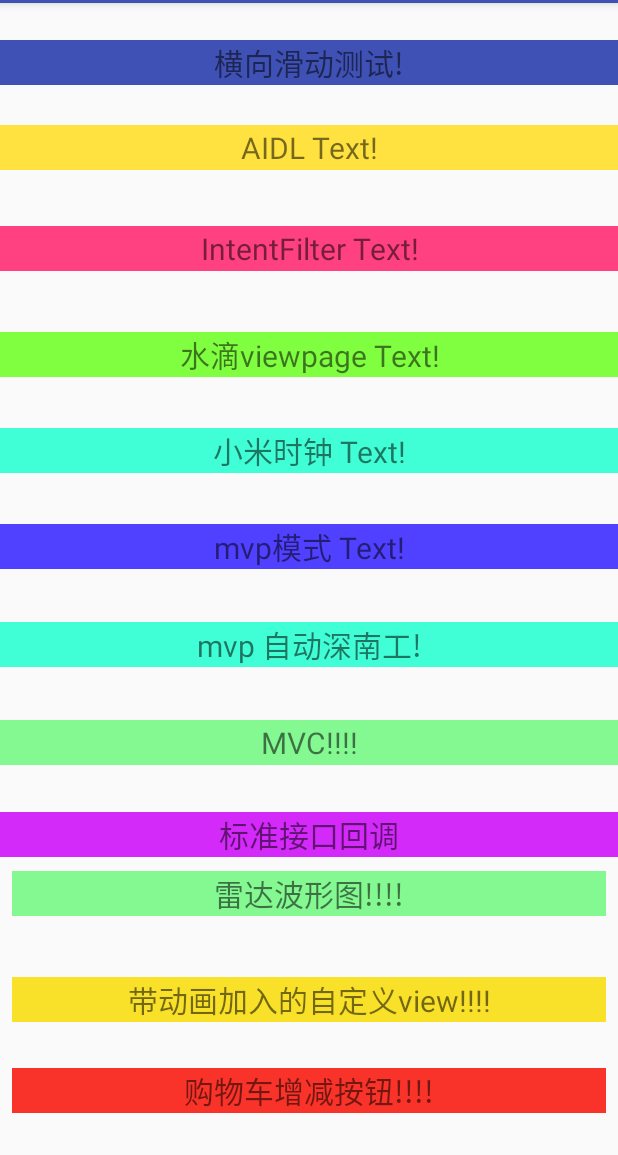
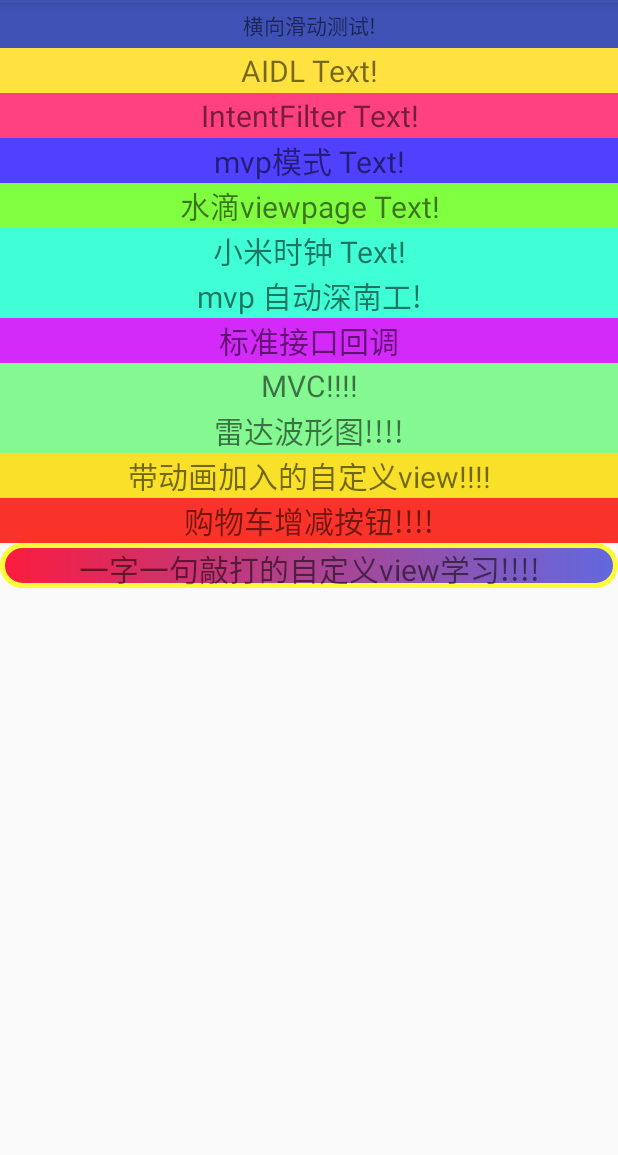
Before and after one commit to weixiaoming666/TextDemo, an Android app: the screen it shows after launch (MainActivity), on a phone screen of 412 x 824 dp, the part 81-1236 px from its top. Run offline under Robolectric (Android 15) with nearby library versions, the phone set to English and light mode, and no system bars.

```diff
--- a/app/build.gradle
+++ b/app/build.gradle
@@ -27,6 +27,7 @@ dependencies {
     // Retrofit库
     // Okhttp库
     //viewpageAtyDemo1
+    compile files('libs/flame.jar')
     compile 'com.android.support:appcompat-v7:25.3.1'
     compile 'com.android.support.constraint:constraint-layout:1.0.2'
     compile 'com.squareup.retrofit2:retrofit:2.0.2'
@@ -37,5 +38,4 @@ dependencies {
     compile 'com.squareup.retrofit2:converter-gson:2.0.2'
     compile 'com.nostra13.universalimageloader:universal-image-loader:1.9.5'
     testCompile 'junit:junit:4.12'
-    compile files('libs/flame.jar')
 }
--- a/app/src/main/java/com/example/administrator/textdemo/MainActivity.java
+++ b/app/src/main/java/com/example/administrator/textdemo/MainActivity.java
@@ -20,6 +20,7 @@ import com.example.administrator.textdemo.mvpdemo.MyMVPdemoAty;
 import com.example.administrator.textdemo.view.adddelview.AnimButtonAty;
 import com.example.administrator.textdemo.view.groupviewaddviewanimotion.DiscrollViewAty;
 import com.example.administrator.textdemo.view.miclockview.MIClockViewAty;
+import com.example.administrator.textdemo.view.myview.MyViewAty;
 import com.example.administrator.textdemo.view.radarview.RadarActivity;
 import com.example.administrator.textdemo.view.viewpage.ViewPageDemo1;
 
@@ -100,4 +101,8 @@ public class MainActivity extends AppCompatActivity {
     } public void shopAddDel(View view) {
         jump2Aty(AnimButtonAty.class);
     }
+
+    public void learnView(View view) {
+        jump2Aty(MyViewAty.class);
+    }
 }
--- /dev/null
+++ b/app/src/main/res/drawable/learn_view_shape.xml
@@ -0,0 +1,22 @@
+<?xml version="1.0" encoding="utf-8"?>
+<shape xmlns:android="http://schemas.android.com/apk/res/android" android:shape="rectangle">
+    <corners
+        android:topLeftRadius="70dp"
+        android:topRightRadius="70dp"
+        android:bottomRightRadius="70dp"
+        android:bottomLeftRadius="70dp">
+    </corners>
+    <stroke
+        android:width="3dp"
+        android:color="#fbfb37">
+    </stroke>
+    <gradient
+        android:startColor="#fb1c3e"
+        android:endColor="#6268df">
+    </gradient>
+    <padding
+        android:left="2dp"
+        android:top="2dp"
+        android:right="2dp"
+        android:bottom="2dp" />
+</shape>
--- a/app/src/main/res/layout/activity_main.xml
+++ b/app/src/main/res/layout/activity_main.xml
@@ -1,25 +1,22 @@
 <?xml version="1.0" encoding="utf-8"?>
-<android.support.constraint.ConstraintLayout
+<ScrollView
     xmlns:android="http://schemas.android.com/apk/res/android"
     xmlns:app="http://schemas.android.com/apk/res-auto"
     xmlns:tools="http://schemas.android.com/tools"
     android:layout_width="match_parent"
     android:layout_height="match_parent"
     tools:context="com.example.administrator.textdemo.MainActivity">
-
+<LinearLayout
+    android:layout_width="match_parent"
+    android:layout_height="match_parent"
+    android:orientation="vertical"
+  >
     <TextView
         android:gravity="center"
-        android:textSize="20dp"
         android:onClick="start"
-        android:layout_width="0dp"
+        android:layout_width="match_parent"
         android:layout_height="30dp"
         android:text="横向滑动测试!"
-        app:layout_constraintBottom_toBottomOf="parent"
-        app:layout_constraintLeft_toLeftOf="parent"
-        app:layout_constraintRight_toRightOf="parent"
-        app:layout_constraintTop_toTopOf="parent"
-        app:layout_constraintHorizontal_bias="0.0"
-        app:layout_constraintVertical_bias="0.033"
         android:background="@color/colorPrimary"/>
 
     <TextView
@@ -27,165 +24,109 @@
         android:gravity="center"
         android:textSize="20dp"
         android:onClick="intentFilter"
-        android:layout_width="0dp"
+        android:layout_width="match_parent"
         android:layout_height="30dp"
         android:text="AIDL Text!"
-        app:layout_constraintBottom_toBottomOf="parent"
-        app:layout_constraintLeft_toLeftOf="parent"
-        app:layout_constraintRight_toRightOf="parent"
-        app:layout_constraintTop_toTopOf="parent"
-        app:layout_constraintHorizontal_bias="0.0"
-        app:layout_constraintVertical_bias="0.11" />
+        />
 
     <TextView
         android:background="@color/colorAccent"
         android:gravity="center"
         android:textSize="20dp"
         android:onClick="aidlText"
-        android:layout_width="0dp"
+        android:layout_width="match_parent"
         android:layout_height="30dp"
         android:text="IntentFilter Text!"
-        app:layout_constraintBottom_toBottomOf="parent"
-        app:layout_constraintLeft_toLeftOf="parent"
-        app:layout_constraintRight_toRightOf="parent"
-        app:layout_constraintTop_toTopOf="parent"
-        app:layout_constraintHorizontal_bias="0.0"
-        app:layout_constraintVertical_bias="0.201" />
+       />
     <TextView
         android:background="@color/mvp"
         android:gravity="center"
         android:textSize="20sp"
         android:onClick="mvpDemo"
-        android:layout_width="0dp"
+        android:layout_width="match_parent"
         android:layout_height="30dp"
         android:text="mvp模式 Text!"
-        app:layout_constraintBottom_toBottomOf="parent"
-        app:layout_constraintLeft_toLeftOf="parent"
-        app:layout_constraintRight_toRightOf="parent"
-        app:layout_constraintTop_toTopOf="parent"
-        app:layout_constraintHorizontal_bias="0.0"
-        app:layout_constraintVertical_bias="0.471" />
+       />
     <TextView
         android:background="@color/graw"
         android:gravity="center"
         android:textSize="20dp"
         android:onClick="viewpageDemo1"
-        android:layout_width="0dp"
+        android:layout_width="match_parent"
         android:layout_height="30dp"
         android:text="水滴viewpage Text!"
-        app:layout_constraintBottom_toBottomOf="parent"
-        app:layout_constraintLeft_toLeftOf="parent"
-        app:layout_constraintRight_toRightOf="parent"
-        app:layout_constraintTop_toTopOf="parent"
-        app:layout_constraintHorizontal_bias="0.0"
-        app:layout_constraintVertical_bias="0.297" />
+        />
     <TextView
         android:background="@color/micolor"
         android:gravity="center"
         android:textSize="20sp"
         android:onClick="miClock"
-        android:layout_width="0dp"
+        android:layout_width="match_parent"
         android:layout_height="30dp"
         android:text="小米时钟 Text!"
-        app:layout_constraintBottom_toBottomOf="parent"
-        app:layout_constraintLeft_toLeftOf="parent"
-        app:layout_constraintRight_toRightOf="parent"
-        app:layout_constraintTop_toTopOf="parent"
-        app:layout_constraintHorizontal_bias="0.0"
-        app:layout_constraintVertical_bias="0.384" />
+         />
     <TextView
         android:background="@color/micolor"
         android:gravity="center"
         android:textSize="20sp"
         android:onClick="myClock"
-        android:layout_width="0dp"
+        android:layout_width="match_parent"
         android:layout_height="30dp"
         android:text="mvp 自动深南工!"
-        app:layout_constraintBottom_toBottomOf="parent"
-        app:layout_constraintLeft_toLeftOf="parent"
-        app:layout_constraintRight_toRightOf="parent"
-        app:layout_constraintTop_toTopOf="parent"
-        app:layout_constraintHorizontal_bias="0.0"
-        app:layout_constraintVertical_bias="0.559" />
+        />
     <TextView
         android:background="@color/callback"
         android:gravity="center"
         android:textSize="20sp"
         android:onClick="callback"
-        android:layout_width="0dp"
+        android:layout_width="match_parent"
         android:layout_height="30dp"
-        android:text="标准接口回调"
-        app:layout_constraintBottom_toBottomOf="parent"
-        app:layout_constraintLeft_toLeftOf="parent"
-        app:layout_constraintRight_toRightOf="parent"
-        app:layout_constraintTop_toTopOf="parent"
-        app:layout_constraintHorizontal_bias="0.0"
-        app:layout_constraintVertical_bias="0.731"
-        android:id="@+id/textView" />
+        android:text="标准接口回调" />
     <TextView
         android:background="@color/mvc"
         android:gravity="center"
         android:textSize="20sp"
         android:onClick="jumpmvc"
-        android:layout_width="0dp"
+        android:layout_width="match_parent"
         android:layout_height="30dp"
         android:text="MVC!!!!"
-        app:layout_constraintBottom_toBottomOf="parent"
-        app:layout_constraintLeft_toLeftOf="parent"
-        app:layout_constraintRight_toRightOf="parent"
-        app:layout_constraintTop_toTopOf="parent"
-        app:layout_constraintHorizontal_bias="0.0"
-        app:layout_constraintVertical_bias="0.648" />
+       />
     <TextView
         android:background="@color/mvc"
         android:gravity="center"
         android:textSize="20sp"
         android:onClick="jumpRader"
-        android:layout_width="0dp"
+        android:layout_width="match_parent"
         android:layout_height="30dp"
-        android:text="雷达波形图!!!!"
-        app:layout_constraintBottom_toBottomOf="parent"
-        app:layout_constraintLeft_toLeftOf="parent"
-        app:layout_constraintRight_toRightOf="parent"
-        app:layout_constraintHorizontal_bias="0.0"
-        app:layout_constraintVertical_bias="0.01"
-        android:layout_marginTop="8dp"
-        app:layout_constraintTop_toBottomOf="@+id/textView"
-        android:layout_marginRight="8dp"
-        android:layout_marginLeft="8dp" />
+        android:text="雷达波形图!!!!" />
     <TextView
         android:background="@color/discrowview"
         android:gravity="center"
         android:textSize="20sp"
         android:onClick="jumpDiscroll"
-        android:layout_width="0dp"
+        android:layout_width="match_parent"
         android:layout_height="30dp"
         android:text="带动画加入的自定义view!!!!"
-        app:layout_constraintBottom_toBottomOf="parent"
-        app:layout_constraintLeft_toLeftOf="parent"
-        app:layout_constraintRight_toRightOf="parent"
-        app:layout_constraintHorizontal_bias="0.0"
-        app:layout_constraintVertical_bias="0.45"
-        android:layout_marginTop="8dp"
-        app:layout_constraintTop_toBottomOf="@+id/textView"
-        android:layout_marginRight="8dp"
-        android:layout_marginLeft="8dp" />
+ />
 
     <TextView
         android:background="@color/shop"
         android:gravity="center"
         android:textSize="20sp"
         android:onClick="shopAddDel"
-        android:layout_width="0dp"
+        android:layout_width="match_parent"
         android:layout_height="30dp"
         android:text="购物车增减按钮!!!!"
-        app:layout_constraintBottom_toBottomOf="parent"
-        app:layout_constraintLeft_toLeftOf="parent"
-        app:layout_constraintRight_toRightOf="parent"
-        app:layout_constraintHorizontal_bias="0.0"
-        app:layout_constraintVertical_bias="0.824"
-        android:layout_marginTop="8dp"
-        app:layout_constraintTop_toBottomOf="@+id/textView"
-        android:layout_marginRight="8dp"
-        android:layout_marginLeft="8dp" />
-</android.support.constraint.ConstraintLayout>
+      />
+    <TextView
+
+        android:background="@drawable/learn_view_shape"
+        android:gravity="center"
+        android:textSize="20sp"
+        android:onClick="learnView"
+        android:layout_width="match_parent"
+        android:layout_height="30dp"
+        android:text="一字一句敲打的自定义view学习!!!!"
+        />
+</LinearLayout>
+</ScrollView>
```
Also changed, not shown: app/src/main/AndroidManifest.xml (+5 -3 lines), app/src/main/java/com/example/administrator/textdemo/view/myview/MyViewAty.java (added, +23 -0 lines), app/src/main/java/com/example/administrator/textdemo/view/myview/OnCurrentItemChanged.java (added, +14 -0 lines), app/src/main/java/com/example/administrator/textdemo/view/myview/PieChart.java (added, +164 -0 lines), app/src/main/res/layout/activity_my_view_aty.xml (added, +15 -0 lines), app/src/main/res/values/attrs.xml (+9 -0 lines).
